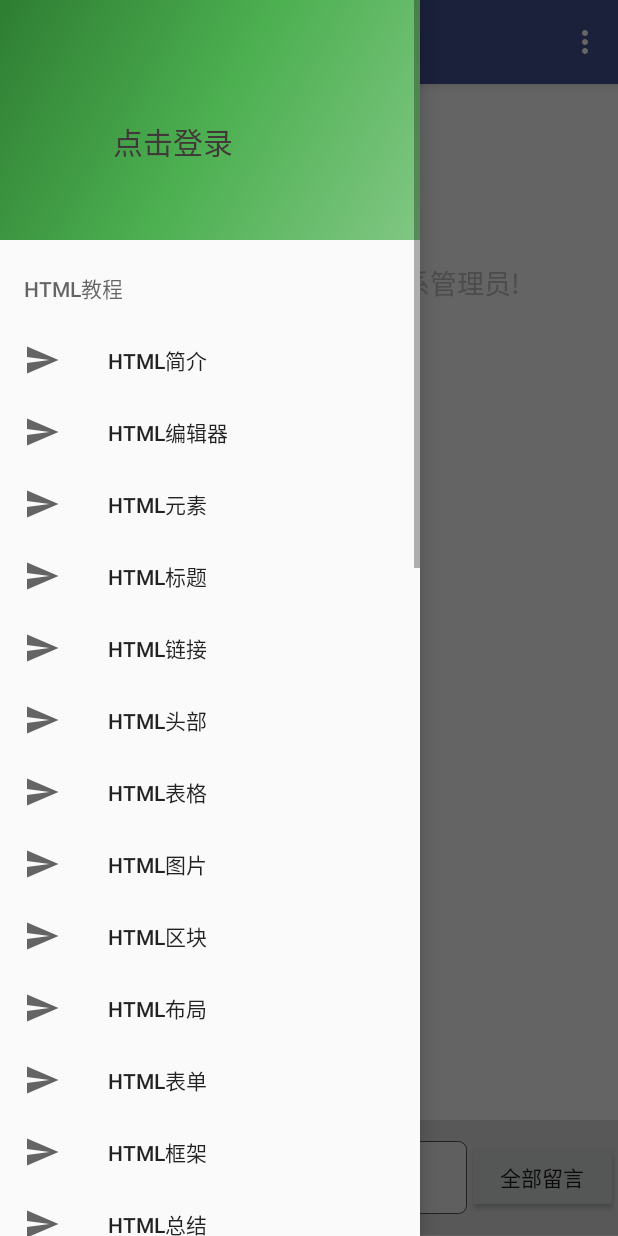
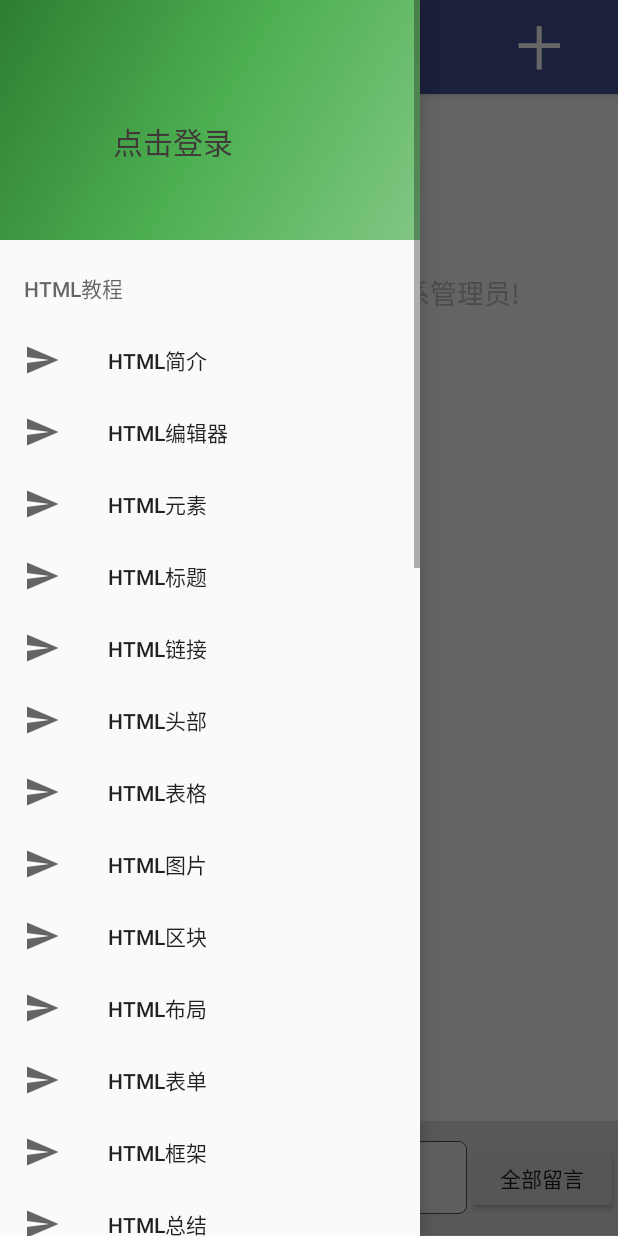
Before and after one commit to abderrahmen2/LearnHtmlForAdroid, an Android app: the screen it shows after launch (MainActivity), with the side drawer open, on a phone screen of 412 x 824 dp. Run offline under Robolectric (Android 15) with nearby library versions, the phone set to English and light mode, and no system bars; libraries missing offline, so code that uses them is left out: com.alibaba.fastjson.

Commit message:
修改ActionBar界面菜单

```diff
--- a/app/src/main/AndroidManifest.xml
+++ b/app/src/main/AndroidManifest.xml
@@ -32,9 +32,8 @@
         </activity>
         <activity
             android:name=".WordsActivity"
-            android:windowSoftInputMode="adjustPan">
-
-        </activity>
+            android:windowSoftInputMode="adjustPan"></activity>
+        <activity android:name=".BookActivity"></activity>
     </application>
 
 </manifest>
--- a/app/src/main/java/com/learnhtml/MainActivity.java
+++ b/app/src/main/java/com/learnhtml/MainActivity.java
@@ -16,12 +16,14 @@ import android.support.v4.widget.DrawerLayout;
 import android.support.v7.app.ActionBarDrawerToggle;
 import android.support.v7.app.AppCompatActivity;
 import android.support.v7.widget.Toolbar;
-import android.view.Menu;
 import android.view.MenuItem;
+import android.view.ViewGroup;
 import android.view.inputmethod.InputMethodManager;
 import android.widget.Button;
 import android.widget.EditText;
 import android.widget.ImageView;
+import android.widget.LinearLayout;
+import android.widget.PopupWindow;
 import android.widget.ScrollView;
 import android.widget.TextView;
 import android.widget.Toast;
@@ -49,6 +51,13 @@ import okhttp3.ResponseBody;
 public class MainActivity extends AppCompatActivity
         implements NavigationView.OnNavigationItemSelectedListener {
 
+    //右上角组件
+    View contentView;                              //右上角菜单选项
+    private TextView actionBar;                    //右上角ActionBar
+    private Button light;
+    private Button store;
+    private Button happy;
+    private Button about;
 
     private DrawerLayout drawer = null;
     private Toolbar toolbar = null;
@@ -56,6 +65,7 @@ public class MainActivity extends AppCompatActivity
     private String rowID = "0";                     //知识内容组号
     private UserInfo mInfo = null;                  //个人信息
 
+    //侧滑页头
     private NavigationView navigationView = null;   //侧滑界面
     View headerLayout = null;                       //侧滑界面标题布局
     private TextView nav_text_username = null;      //显示用户名
@@ -87,7 +97,14 @@ public class MainActivity extends AppCompatActivity
         findView();
         nav_loginView();
         setListenter();
-
+        findActionBarView();
+        toolbar = (Toolbar) findViewById(R.id.toolbar);
+        setSupportActionBar(toolbar);
+        drawer = (DrawerLayout) findViewById(R.id.drawer_layout);
+        ActionBarDrawerToggle toggle = new ActionBarDrawerToggle(
+                this, drawer, toolbar, R.string.navigation_drawer_open, R.string.navigation_drawer_close);
+        drawer.addDrawerListener(toggle);
+        toggle.syncState();
 
         //其他Activity传来数据进行处理
         Intent intent = getIntent();
@@ -102,6 +119,7 @@ public class MainActivity extends AppCompatActivity
 
     }
 
+    //侧滑页面组件
     private void nav_loginView() {
         //添加侧滑页面页头并进行监听
         headerLayout = navigationView.inflateHeaderView(R.layout.nav_header_main);
@@ -124,15 +142,62 @@ public class MainActivity extends AppCompatActivity
         });
     }
 
+    //ActionBar组件
+    private void findActionBarView(){
+
+        contentView = getLayoutInflater().inflate(R.layout.actionbar_main, null);
+        actionBar = (TextView) findViewById(R.id.actionbar);
+
+        happy = (Button)contentView.findViewById(R.id.action_btn_happy);
+        store = (Button)contentView.findViewById(R.id.action_btn_store);
+        light = (Button)contentView.findViewById(R.id.action_btn_light);
+        about = (Button)contentView.findViewById(R.id.action_btn_about);
+
+        light.setOnClickListener(new View.OnClickListener() {
+            @Override
+            public void onClick(View v) {
+                String str = light.getText().toString();
+                if (getString(R.string.mainactivitu_actionbar_white).equals(str)) {
+                    navigationView.setBackgroundColor(getResources().getColor(R.color.nav_back_color_nig));
+                    drawer.setBackgroundColor(getResources().getColor(R.color.MainActivityBackColor_nig));
+                    light.setText(getString(R.string.mainactivitu_actionbar_black));
+                } else if (getString(R.string.mainactivitu_actionbar_black).equals(str)) {
+                    drawer.setBackgroundColor(Color.WHITE);
+                    navigationView.setBackgroundColor(Color.WHITE);
+                    light.setText(getString(R.string.mainactivitu_actionbar_white));
+                }
+            }
+        });
+        store.setOnClickListener(new View.OnClickListener() {
+            @Override
+            public void onClick(View v) {
+                Intent intent = new Intent(MainActivity.this, BookActivity.class);
+                startActivity(intent);
+            }
+        });
+        happy.setOnClickListener(new View.OnClickListener() {
+            @Override
+            public void onClick(View v) {
+
+            }
+        });
+        about.setOnClickListener(new View.OnClickListener() {
+            @Override
+            public void onClick(View v) {
+
+            }
+        });
+        actionBar.setOnClickListener(new View.OnClickListener() {
+            @Override
+            public void onClick(View v) {
+                actionBarMenu();
+            }
+        });
+
+    }
+
+    //获取主界面组件
     private void findView() {
-        toolbar = (Toolbar) findViewById(R.id.toolbar);
-        setSupportActionBar(toolbar);
-
-        drawer = (DrawerLayout) findViewById(R.id.drawer_layout);
-        ActionBarDrawerToggle toggle = new ActionBarDrawerToggle(
-                this, drawer, toolbar, R.string.navigation_drawer_open, R.string.navigation_drawer_close);
-        drawer.addDrawerListener(toggle);
-        toggle.syncState();
 
         navigationView = (NavigationView) findViewById(R.id.nav_view);
         navigationView.setNavigationItemSelectedListener(this);
@@ -269,17 +334,19 @@ public class MainActivity extends AppCompatActivity
     };
 
     //加载ActionBar菜单
-    @Override
+   /* @Override
     public boolean onCreateOptionsMenu(Menu menu) {
         // Inflate the menu; this adds items to the action bar if it is present.
         getMenuInflater().inflate(R.menu.html, menu);
         return true;
     }
+    */
 
     //ActionBar点击事件
-    @Override
+   /* @Override
     public boolean onOptionsItemSelected(MenuItem itm) {
         int id = itm.getItemId();
+        mhandler.obtainMessage(0, "点击了" + itm.getTitle()).sendToTarget();
         switch (id) {
 
             case R.id.menu_light_n:
@@ -295,6 +362,8 @@ public class MainActivity extends AppCompatActivity
                 }
                 break;
             case R.id.menu_store:
+                Intent intent = new Intent(MainActivity.this, BookActivity.class);
+                startActivity(intent);
                 break;
 
             case R.id.menu_happy:
@@ -306,7 +375,7 @@ public class MainActivity extends AppCompatActivity
 
 
         return true;
-    }
+    }*/
 
     @SuppressWarnings("StatementWithEmptyBody")
     @Override
@@ -710,4 +779,20 @@ public class MainActivity extends AppCompatActivity
                 .show();
     }
 
+    private void actionBarMenu() {
+
+        PopupWindow popWnd = new PopupWindow(contentView, ViewGroup.LayoutParams.WRAP_CONTENT, ViewGroup.LayoutParams.WRAP_CONTENT, true);
+        // 设置背景图片
+        //popWnd.setBackgroundDrawable(new BitmapDrawable());
+        // 需要设置一下此参数，点击外边可消失
+        popWnd.setOutsideTouchable(true);
+
+        //指定popup窗口位于相对某组件的位置
+        popWnd.showAsDropDown(actionBar, -150, -40);
+        //显示在某控件的下方
+         //popWnd.showAsDropDown(actionBar);
+        //如果窗口存在，则更新
+       // popWnd.update();
+    }
+
 }
--- a/app/src/main/res/layout/app_bar_main.xml
+++ b/app/src/main/res/layout/app_bar_main.xml
@@ -6,20 +6,42 @@
     android:layout_height="match_parent"
     tools:context="com.learnhtml.MainActivity">
 
+    <include layout="@layout/content_main" />
+
     <android.support.design.widget.AppBarLayout
         android:layout_width="match_parent"
         android:layout_height="wrap_content"
+        android:padding="3dp"
         android:theme="@style/AppTheme.AppBarOverlay">
 
-        <android.support.v7.widget.Toolbar
-            android:id="@+id/toolbar"
+        <LinearLayout
             android:layout_width="match_parent"
-            android:layout_height="?attr/actionBarSize"
-            android:background="?attr/colorPrimary"
-            app:popupTheme="@style/AppTheme.PopupOverlay" />
+            android:layout_height="wrap_content"
+            android:orientation="horizontal">
+
+            <android.support.v7.widget.Toolbar
+                android:id="@+id/toolbar"
+                android:layout_width="0dp"
+                android:layout_height="?attr/actionBarSize"
+                android:layout_weight="0.8"
+                android:background="?attr/colorPrimary"
+                app:popupTheme="@style/AppTheme.PopupOverlay" />
+
+            <TextView
+                android:id="@+id/actionbar"
+                android:layout_width="0dp"
+                android:layout_height="match_parent"
+                android:layout_marginRight="10dp"
+                android:layout_weight="0.2"
+                android:gravity="center"
+                android:text="十"
+                android:textColor="@android:color/white"
+                android:textSize="30dp"
+                android:textStyle="bold"
+                android:typeface="monospace" />
+
+        </LinearLayout>
 
     </android.support.design.widget.AppBarLayout>
 
-    <include layout="@layout/content_main" />
-
 </android.support.design.widget.CoordinatorLayout>
--- a/app/src/main/res/values/colors.xml
+++ b/app/src/main/res/values/colors.xml
@@ -3,6 +3,7 @@
     <color name="colorPrimary">#445093</color>
     <color name="colorPrimaryDark">#303F9F</color>
     <color name="colorAccent">#f33274</color>
+    <color name="colorHuiSe">#D0D0D0</color>
 
     <color name="MainActivityBackColor_nig">#bf4d4d6f</color>
     <color name="nav_back_color_nig">#FF467B57</color>
--- a/app/src/main/res/values/strings.xml
+++ b/app/src/main/res/values/strings.xml
@@ -49,7 +49,6 @@
     <string name="title_activity_register">注册界面</string>
     <string name="login_register_text">还没有账号，去</string>
     <string name="login_register_btn">注册</string>
-
     <string name="action_settings">Settings</string>
 
     <!-- MainActivity-->
```
Also changed, not shown: app/src/main/java/com/learnhtml/BookActivity.java (added, +43 -0 lines), app/src/main/res/layout/actionbar_main.xml (added, +130 -0 lines), app/src/main/res/layout/activity_book.xml (added, +9 -0 lines).
